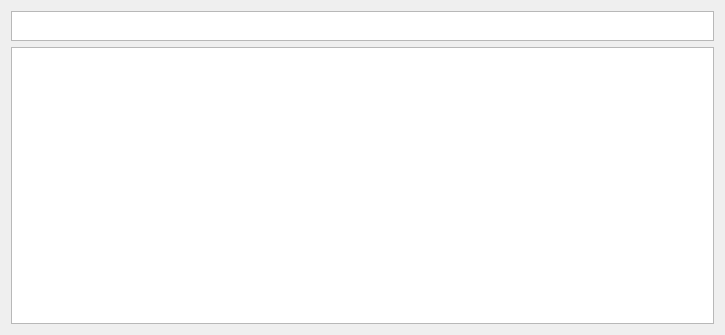
Before: the Qt Designer form KEditor/ui/KEResourceItemWidget.ui in King19931229/KApp, drawn with Qt 5.
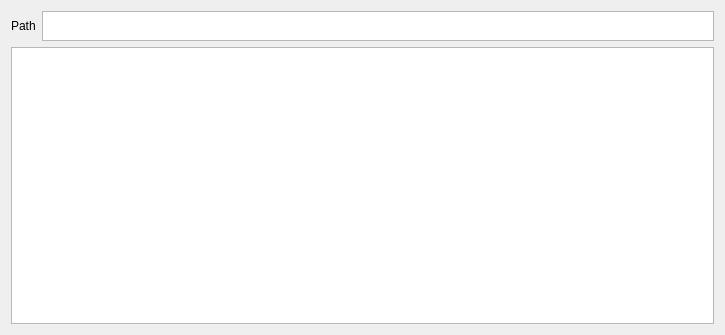
After: the same form once the commit is applied. Custom widgets are drawn as their Qt base class.

The edit to the form file:
```diff
--- a/KEditor/ui/KEResourceItemWidget.ui
+++ b/KEditor/ui/KEResourceItemWidget.ui
@@ -10,7 +10,31 @@
     <height>335</height>
    </rect>
   </property>
-  <layout class="QVBoxLayout" name="verticalLayout">
+  <layout class="QVBoxLayout" name="verticalLayout" stretch="0,0">
+   <item>
+    <layout class="QHBoxLayout" name="horizontalLayout">
+     <property name="sizeConstraint">
+      <enum>QLayout::SetMinimumSize</enum>
+     </property>
+     <item>
+      <widget class="QLabel" name="label">
+       <property name="sizePolicy">
+        <sizepolicy hsizetype="Preferred" vsizetype="Preferred">
+         <horstretch>0</horstretch>
+         <verstretch>0</verstretch>
+        </sizepolicy>
+       </property>
+       <property name="maximumSize">
+        <size>
+         <width>16777215</width>
+         <height>30</height>
+        </size>
+       </property>
+       <property name="text">
+        <string>Path</string>
+       </property>
+      </widget>
+     </item>
    <item>
     <widget class="KEResourcePathView" name="m_PathView">
      <property name="maximumSize">
@@ -23,6 +47,8 @@
       <set>QAbstractItemView::NoEditTriggers</set>
      </property>
     </widget>
+     </item>
+    </layout>
    </item>
    <item>
     <widget class="KEResourceItemView" name="m_ItemView">
```
Lines whose indentation alone changed are shown as unchanged.
